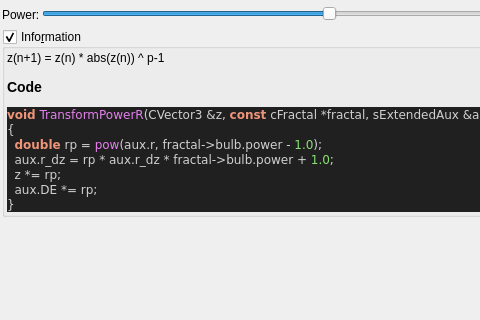
Before: the Qt Designer form mandelbulber2/qt_data/fractal_transf_rPow3.ui in buddhi1980/mandelbulber2, drawn with Qt 5; both pictures show x 0 to 480 and y 0 to 320 of the 709 by 756 pixel window.
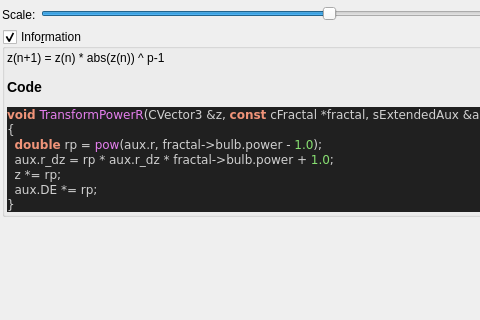
After: the same form once the commit is applied. Custom widgets are drawn as their Qt base class.

What changed in the file:
```diff
--- a/mandelbulber2/qt_data/fractal_transf_rPow3.ui
+++ b/mandelbulber2/qt_data/fractal_transf_rPow3.ui
@@ -90,7 +90,7 @@
      <item row="0" column="0" rowspan="2">
       <widget class="QLabel" name="label_108">
        <property name="text">
-        <string>Power:</string>
+        <string>Scale: </string>
        </property>
       </widget>
      </item>
```
